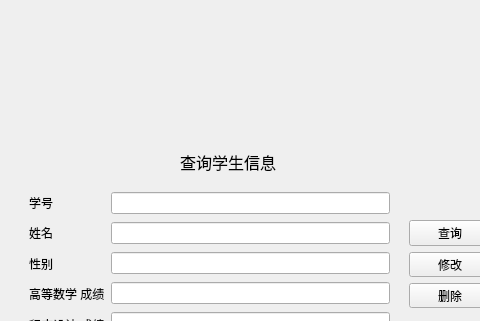
First picture: the form in SSMS/search_widget.ui, repository NogiNonoka/StudentStatusManagementSystem, before the edit; both pictures show x 161 to 641 and y 0 to 321 of the 800 by 600 pixel window.
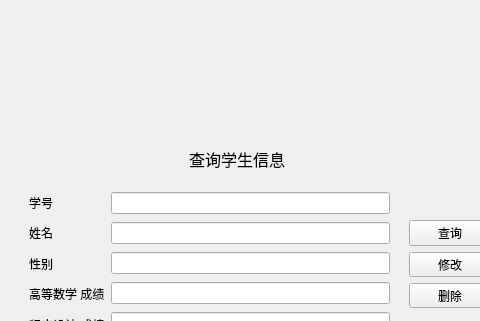
Second picture: the form after the edit.

The edit to the form file:
```diff
--- a/SSMS/search_widget.ui
+++ b/SSMS/search_widget.ui
@@ -29,10 +29,10 @@
   <widget class="QLabel" name="widgetLabel">
    <property name="geometry">
     <rect>
-     <x>341</x>
+     <x>350</x>
      <y>150</y>
-     <width>120</width>
-     <height>23</height>
+     <width>96</width>
+     <height>18</height>
     </rect>
    </property>
    <property name="font">
```
